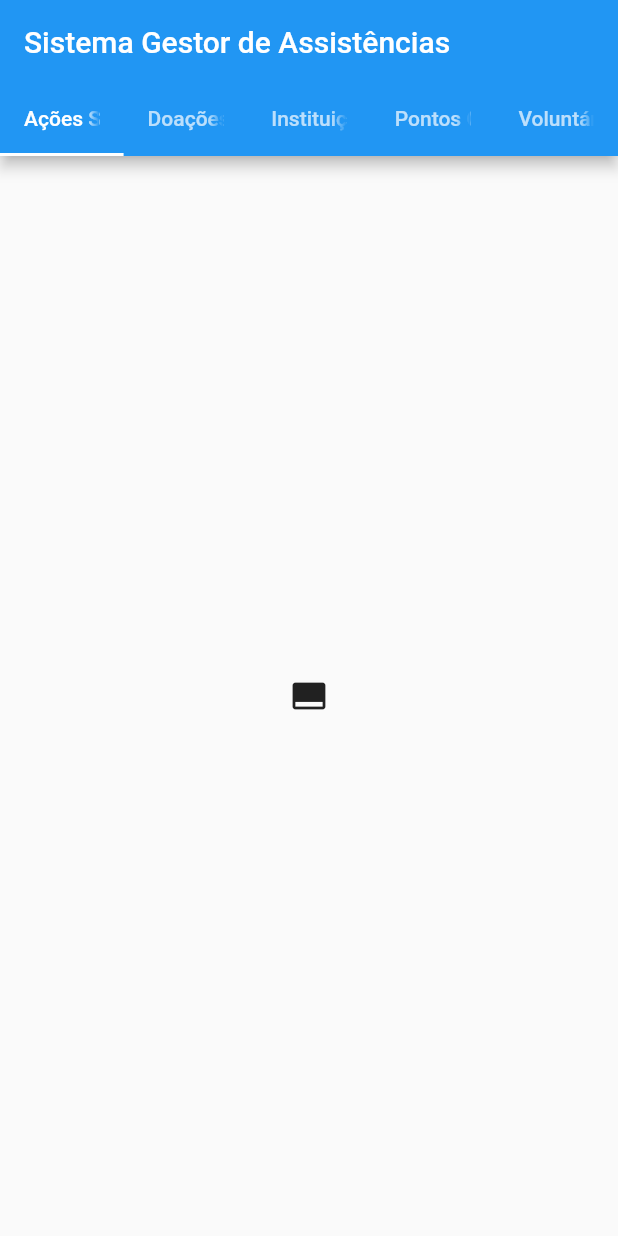
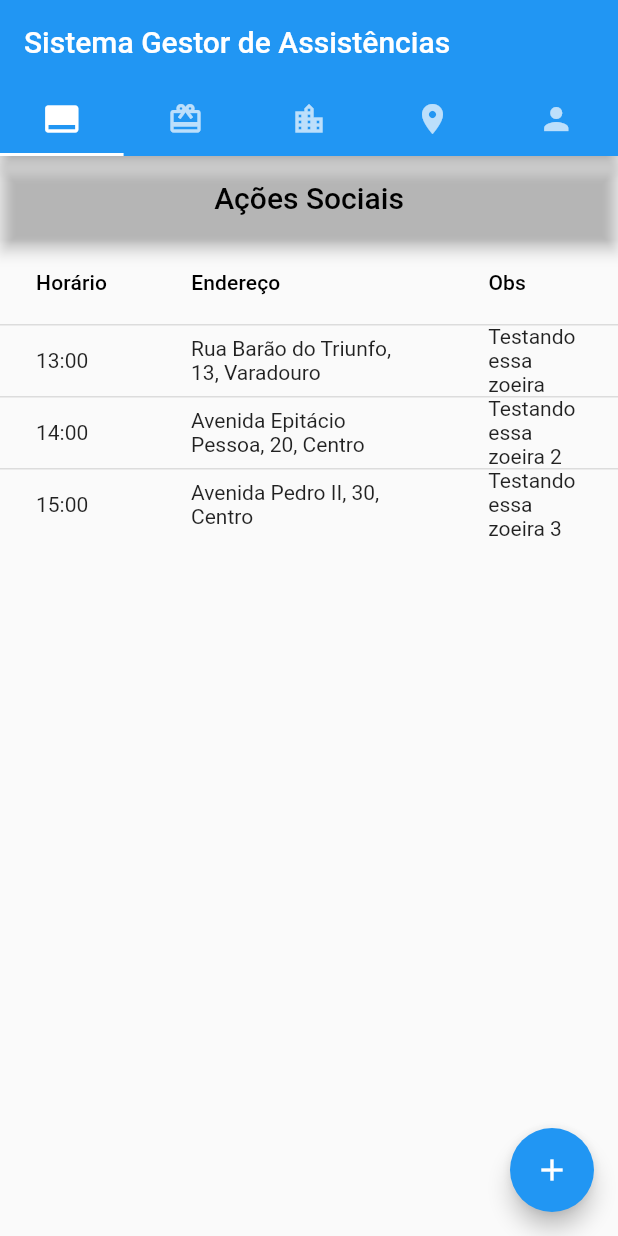
Before and after one commit to EvandroAlbuquerque/sga_frontend_flutter, a Flutter app: the screen it shows after launch, on a phone screen of 412 x 824 dp. Run offline on Flutter 3.47's test engine with Material 2 defaults, Android fonts, the phone set to English and light mode, and no system bars.

Commit message:
Add Title and DataTable to Tabs Containers. Adjustment Add Buttons.

```diff
--- /dev/null
+++ b/lib/Screens/TabBarModules.dart
@@ -0,0 +1,220 @@
+import 'package:flutter/material.dart';
+
+class TabBarModules extends StatelessWidget {
+  @override
+  Widget build(BuildContext context) {
+    return MaterialApp(
+      home: DefaultTabController(
+        length: 5,
+        child: Scaffold(
+          appBar: AppBar(
+            bottom: TabBar(
+              tabs: [
+                Tab(
+                  icon: Icon(Icons.call_to_action),
+                ),
+                Tab(
+                  icon: Icon(Icons.card_giftcard),
+                ),
+                Tab(
+                  icon: Icon(Icons.location_city),
+                ),
+                Tab(
+                  icon: Icon(Icons.place),
+                ),
+                Tab(
+                  icon: Icon(Icons.person),
+                ),
+//                Tab(text: "Ações Sociais",),
+//                Tab(text: "Doações",),
+//                Tab(text: "Instituições Sociais",),
+//                Tab(text: "Pontos Carentes",),
+//                Tab(text: "Voluntários",),
+              ],
+            ),
+            title: Text('Sistema Gestor de Assistências'),
+          ),
+          body: TabBarView(
+            children: [
+              Container(
+                  child: Scaffold(
+                    appBar: AppBar(
+                      title: Text("Ações Sociais", style: TextStyle(color: Colors.black),),
+                      centerTitle: true,
+                      backgroundColor: Colors.transparent,
+                    ),
+                    body: DataTable(
+                      columns: [
+                        DataColumn(label: Text('Horário')),
+                        DataColumn(label: Text('Endereço')),
+                        DataColumn(label: Text('Obs')),
+                      ],
+                      rows: [
+                        DataRow(cells: [
+                          DataCell(Text('13:00')),
+                          DataCell(Text('Rua Barão do Triunfo, 13, Varadouro')),
+                          DataCell(Text('Testando essa zoeira'))
+                        ]),
+                        DataRow(cells: [
+                          DataCell(Text('14:00')),
+                          DataCell(Text('Avenida Epitácio Pessoa, 20, Centro')),
+                          DataCell(Text('Testando essa zoeira 2'))
+                        ]),
+                        DataRow(cells: [
+                          DataCell(Text('15:00')),
+                          DataCell(Text('Avenida Pedro II, 30, Centro')),
+                          DataCell(Text('Testando essa zoeira 3'))
+                        ]),
+                      ],
+                    ),
+                    floatingActionButton: FloatingActionButton(
+                      onPressed: () {},
+                      child: Icon(Icons.add)),
+                  )),
+              Container(
+                  child: Scaffold(
+                    appBar: AppBar(
+                      title: Text("Doações", style: TextStyle(color: Colors.black),),
+                      centerTitle: true,
+                      backgroundColor: Colors.transparent,
+                    ),
+                    body: DataTable(
+                      columns: [
+                        DataColumn(label: Text('Horário')),
+                        DataColumn(label: Text('Endereço')),
+                        DataColumn(label: Text('Obs')),
+                      ],
+                      rows: [
+                        DataRow(cells: [
+                          DataCell(Text('13:00')),
+                          DataCell(Text('Rua Barão do Triunfo, 13, Varadouro')),
+                          DataCell(Text('Testando essa zoeira'))
+                        ]),
+                        DataRow(cells: [
+                          DataCell(Text('14:00')),
+                          DataCell(Text('Avenida Epitácio Pessoa, 20, Centro')),
+                          DataCell(Text('Testando essa zoeira 2'))
+                        ]),
+                        DataRow(cells: [
+                          DataCell(Text('15:00')),
+                          DataCell(Text('Avenida Pedro II, 30, Centro')),
+                          DataCell(Text('Testando essa zoeira 3'))
+                        ]),
+                      ],
+                    ),
+                    floatingActionButton: FloatingActionButton(
+                        onPressed: () {},
+                        child: Icon(Icons.add)),
+                  )),
+              Container(
+                  child: Scaffold(
+                    appBar: AppBar(
+                      title: Text("Instituições Sociais", style: TextStyle(color: Colors.black),),
+                      centerTitle: true,
+                      backgroundColor: Colors.transparent,
+                    ),
+                    body: DataTable(
+                      columns: [
+                        DataColumn(label: Text('Horário')),
+                        DataColumn(label: Text('Endereço')),
+                        DataColumn(label: Text('Obs')),
+                      ],
+                      rows: [
+                        DataRow(cells: [
+                          DataCell(Text('13:00')),
+                          DataCell(Text('Rua Barão do Triunfo, 13, Varadouro')),
+                          DataCell(Text('Testando essa zoeira'))
+                        ]),
+                        DataRow(cells: [
+                          DataCell(Text('14:00')),
+                          DataCell(Text('Avenida Epitácio Pessoa, 20, Centro')),
+                          DataCell(Text('Testando essa zoeira 2'))
+                        ]),
+                        DataRow(cells: [
+                          DataCell(Text('15:00')),
+                          DataCell(Text('Avenida Pedro II, 30, Centro')),
+                          DataCell(Text('Testando essa zoeira 3'))
+                        ]),
+                      ],
+                    ),
+                    floatingActionButton: FloatingActionButton(
+                        onPressed: () {},
+                        child: Icon(Icons.add)),
+                  )),
+              Container(
+                  child: Scaffold(
+                    appBar: AppBar(
+                      title: Text("Pontos Carentes", style: TextStyle(color: Colors.black),),
+                      centerTitle: true,
+                      backgroundColor: Colors.transparent,
+                    ),
+                    body: DataTable(
+                      columns: [
+                        DataColumn(label: Text('Horário')),
+                        DataColumn(label: Text('Endereço')),
+                        DataColumn(label: Text('Obs')),
+                      ],
+                      rows: [
+                        DataRow(cells: [
+                          DataCell(Text('13:00')),
+                          DataCell(Text('Rua Barão do Triunfo, 13, Varadouro')),
+                          DataCell(Text('Testando essa zoeira'))
+                        ]),
+                        DataRow(cells: [
+                          DataCell(Text('14:00')),
+                          DataCell(Text('Avenida Epitácio Pessoa, 20, Centro')),
+                          DataCell(Text('Testando essa zoeira 2'))
+                        ]),
+                        DataRow(cells: [
+                          DataCell(Text('15:00')),
+                          DataCell(Text('Avenida Pedro II, 30, Centro')),
+                          DataCell(Text('Testando essa zoeira 3'))
+                        ]),
+                      ],
+                    ),
+                    floatingActionButton: FloatingActionButton(
+                        onPressed: () {},
+                        child: Icon(Icons.add)),
+                  )),
+              Container(
+                  child: Scaffold(
+                    appBar: AppBar(
+                      title: Text("Voluntários", style: TextStyle(color: Colors.black),),
+                      centerTitle: true,
+                      backgroundColor: Colors.transparent,
+                    ),
+                    body: DataTable(
+                      columns: [
+                        DataColumn(label: Text('Horário')),
+                        DataColumn(label: Text('Endereço')),
+                        DataColumn(label: Text('Obs')),
+                      ],
+                      rows: [
+                        DataRow(cells: [
+                          DataCell(Text('13:00')),
+                          DataCell(Text('Rua Barão do Triunfo, 13, Varadouro')),
+                          DataCell(Text('Testando essa zoeira'))
+                        ]),
+                        DataRow(cells: [
+                          DataCell(Text('14:00')),
+                          DataCell(Text('Avenida Epitácio Pessoa, 20, Centro')),
+                          DataCell(Text('Testando essa zoeira 2'))
+                        ]),
+                        DataRow(cells: [
+                          DataCell(Text('15:00')),
+                          DataCell(Text('Avenida Pedro II, 30, Centro')),
+                          DataCell(Text('Testando essa zoeira 3'))
+                        ]),
+                      ],
+                    ),
+                    floatingActionButton: FloatingActionButton(
+                        onPressed: () {},
+                        child: Icon(Icons.add)),
+                  )),
+            ],
+          ),
+        ),
+      ),
+    );
+  }
+}
--- a/lib/TabBarModules.dart
+++ /dev/null
@@ -1,35 +0,0 @@
-import 'package:flutter/material.dart';
-
-class TabBarModules extends StatelessWidget {
-  @override
-  Widget build(BuildContext context) {
-    return MaterialApp(
-      home: DefaultTabController(
-        length: 5,
-        child: Scaffold(
-          appBar: AppBar(
-            bottom: TabBar(
-              tabs: [
-                Tab(text: "Ações Sociais",),
-                Tab(text: "Doações",),
-                Tab(text: "Instituições",),
-                Tab(text: "Pontos Carentes",),
-                Tab(text: "Voluntários",),
-              ],
-            ),
-            title: Text('Sistema Gestor de Assistências'),
-          ),
-          body: TabBarView(
-            children: [
-              Icon(Icons.call_to_action),
-              Icon(Icons.card_giftcard),
-              Icon(Icons.location_city),
-              Icon(Icons.place),
-              Icon(Icons.person),
-            ],
-          ),
-        ),
-      ),
-    );
-  }
-}
--- a/lib/main.dart
+++ b/lib/main.dart
@@ -3,7 +3,6 @@
 // found in the LICENSE file.
 
 import 'package:flutter/material.dart';
-import 'package:flutter/painting.dart';
-import 'package:sga_frontend_flutter/TabBarModules.dart';
+import 'package:sga_frontend_flutter/Screens/TabBarModules.dart';
 
 void main() => runApp(TabBarModules());
```
